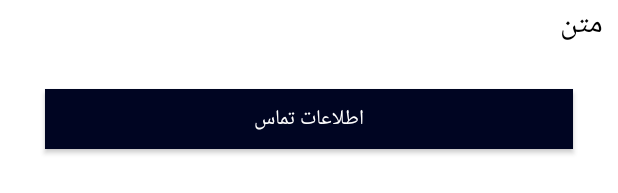
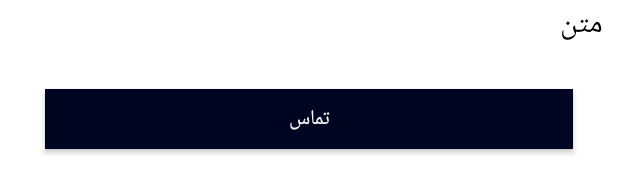
Before and after one commit to mahdi-amin/ApplicationWebsite, an Android app: the layout detail_home.xml on its own in the app's theme, with its tools: preview values and no code run, on a phone screen of 412 x 824 dp. Shown: the part 1014-1207 px from the top of the screen. Run offline under Robolectric (Android 15) with nearby library versions, the phone set to English and light mode, and no system bars.

Commit message:
Edit code

```diff
--- a/app/build.gradle
+++ b/app/build.gradle
@@ -28,6 +28,5 @@ dependencies {
     androidTestImplementation 'androidx.test.espresso:espresso-core:3.1.1'
     implementation 'com.google.android.material:material:1.0.0'
     implementation 'com.squareup.picasso:picasso:2.71828'
-    implementation 'com.github.bumptech.glide:glide:4.9.0'
     implementation 'androidx.fragment:fragment:1.1.0-beta01'
 }
--- a/app/src/main/java/com/example/pakkat/AdapterHome.java
+++ b/app/src/main/java/com/example/pakkat/AdapterHome.java
@@ -49,7 +49,7 @@ public class AdapterHome extends RecyclerView.Adapter<AdapterHome.MyViewHolder>
                 TextView detailTitle = dialog.findViewById(R.id.detail_title);
                 TextView detailTime = dialog.findViewById(R.id.detail_time);
                 TextView detailCategory = dialog.findViewById(R.id.detail_category);
-                TextView detailLoc = dialog.findViewById(R.id.detail_category);
+                TextView detailLoc = dialog.findViewById(R.id.detail_loc);
                 TextView detailPrice = dialog.findViewById(R.id.detail_price);
                 TextView detaildesc = dialog.findViewById(R.id.detail_description);
                 ImageView detailImg = dialog.findViewById(R.id.detail_img);
@@ -102,4 +102,5 @@ public class AdapterHome extends RecyclerView.Adapter<AdapterHome.MyViewHolder>
             linearLayout = view.findViewById(R.id.item_Homely);
         }
     }
+
 }
--- a/app/src/main/java/com/example/pakkat/FragmentHome.java
+++ b/app/src/main/java/com/example/pakkat/FragmentHome.java
@@ -119,7 +119,7 @@ public class FragmentHome extends Fragment {
                     String phone = pakkatobj.getString("phone");
 
                     listHome.add(new ModelHome(title,loc,date,price,img,category,description,phone));
-                }AdapterHome HA;
+                }
                 HAdapter.notifyDataSetChanged();
 
 
--- a/app/src/main/res/layout/detail_home.xml
+++ b/app/src/main/res/layout/detail_home.xml
@@ -10,7 +10,7 @@
         <LinearLayout
             android:orientation="vertical"
             android:layout_width="match_parent"
-            android:layout_height="match_parent"
+            android:layout_height="wrap_content"
             android:id="@+id/detail_homely">
 
             <ImageView
@@ -68,7 +68,6 @@
                     android:textColor="#000"
                     android:layout_gravity="right"
                     android:layout_marginRight="10dp"
-
                     android:layout_weight="1"
                     android:gravity="left"
                     android:layout_marginLeft="10dp"
@@ -174,15 +173,15 @@
             <Button
                 android:layout_width="match_parent"
                 android:layout_height="40dp"
-                android:text="اطلاعات تماس"
+                android:text="تماس"
                 android:background="@color/colorPrimary"
                 android:layout_marginRight="30dp"
                 android:layout_marginLeft="30dp"
                 android:layout_marginTop="20dp"
                 android:layout_marginBottom="20dp"
                 android:textColor="#FFF"
-                android:layout_gravity="bottom" />
-
+                android:fitsSystemWindows="true"
+                />
         </LinearLayout>
     </ScrollView>
 
```
Also changed, not shown: 716 other files.
